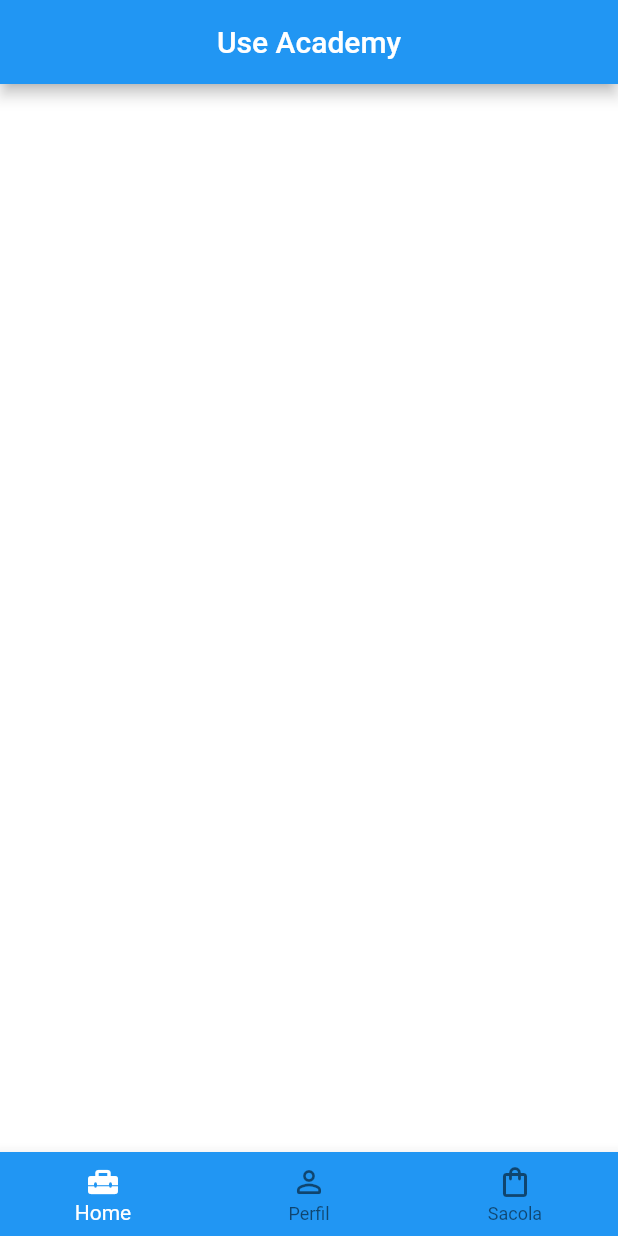
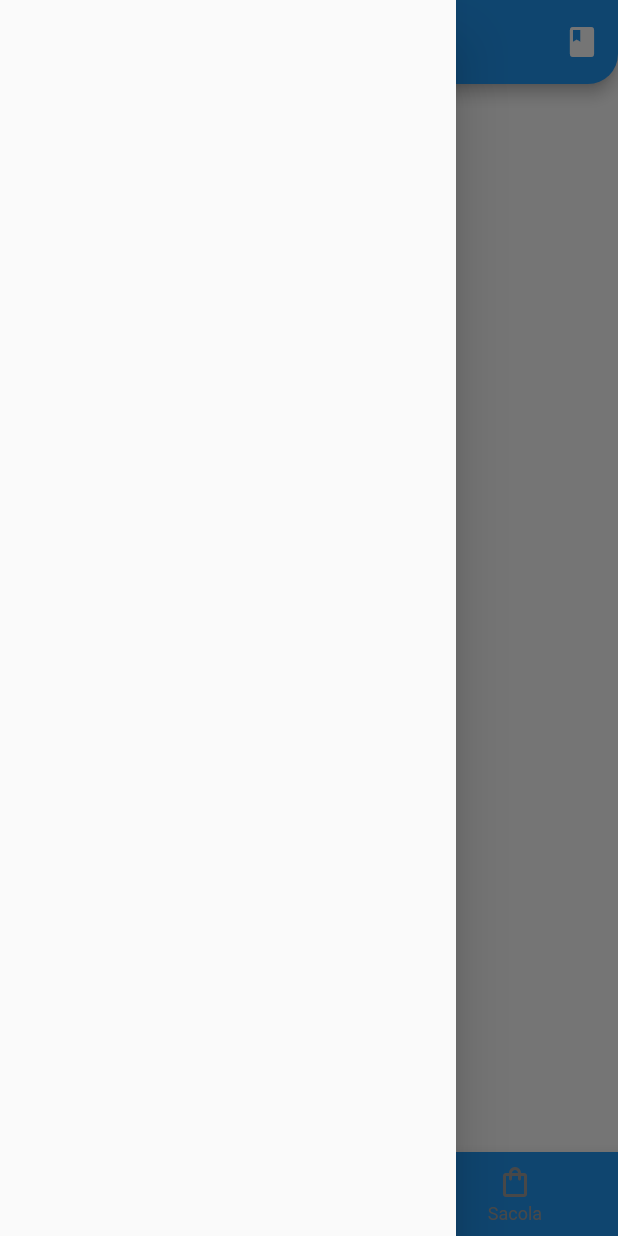
Before and after one commit to joao-ranieri/UseAcademy, a Flutter app: the screen it shows after launch, with the side drawer open (before the commit the screen has no drawer), on a phone screen of 412 x 824 dp. Run offline on Flutter 3.47's test engine with Material 2 defaults, Android fonts, the phone set to English and light mode, and no system bars.

```diff
--- a/lib/main.dart
+++ b/lib/main.dart
@@ -19,12 +19,22 @@ class MyApp extends StatelessWidget {
         appBar: AppBar(
           title: const Text('Use Academy'),
           centerTitle: true,
+          actions: const [
+            Padding(
+              padding: EdgeInsets.only(right: 12.0),
+              child: Icon(Icons.book),
+            )
+          ],
+          shape: const RoundedRectangleBorder(
+            borderRadius: BorderRadius.vertical(bottom: Radius.circular(20.0)),
+          ),
         ),
+        drawer: const Drawer(),
         backgroundColor: const Color(0xFFFFFFFF),
         bottomNavigationBar: BottomNavigationBar(
           backgroundColor: Colors.blue,
           selectedItemColor: const Color(0xFFFFFFFF),
-          unselectedLabelStyle: TextStyle(color: Colors.grey[300]),
+          unselectedItemColor: Colors.grey,
           items: const [
             BottomNavigationBarItem(
                 icon: Icon(Icons.home_repair_service_rounded), label: 'Home'),
```
